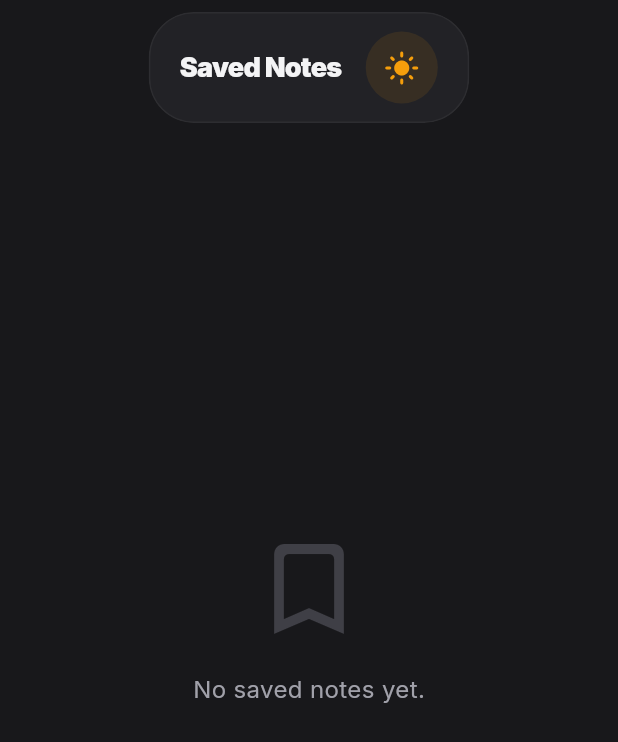
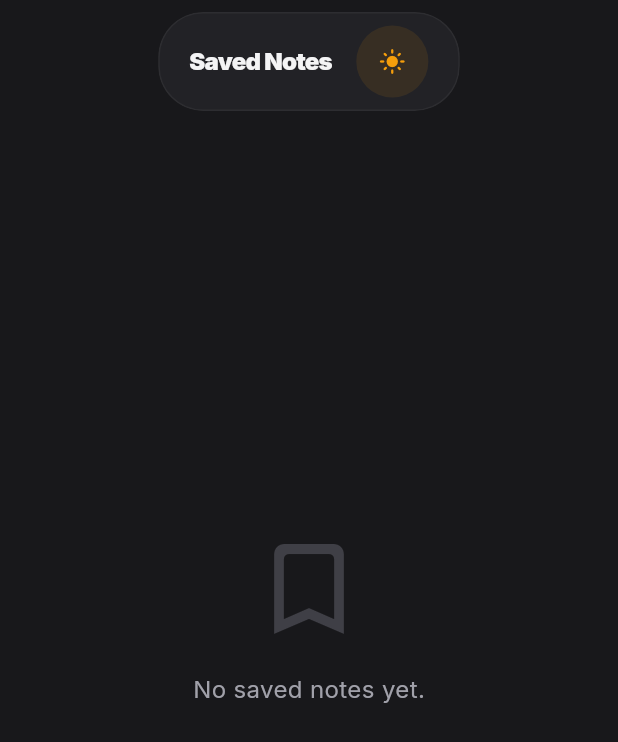
Before and after one commit to ArjunRajputGLA/Skill-Shift, a Flutter app: the FarreySavedScreen screen opened directly, after a tap on the "dark mode" icon, on a phone screen of 412 x 824 dp. Shown: the top 742 px of the screen. Run offline on Flutter 3.47's test engine with Material 3 defaults, Android fonts, the phone set to English and light mode, and no system bars; our stand-ins replace audioplayers, cloud_firestore, file_picker, firebase_auth, firebase_core, firebase_messaging and 9 more; missing offline and left inert: record, syncfusion_flutter_pdfviewer; accounts and stored records are empty.

Commit message:
Reduce vertical padding and shrink icons in Notes Ecosystem floating headers

```diff
--- a/lib/farrey/screens/farrey_home_screen.dart
+++ b/lib/farrey/screens/farrey_home_screen.dart
@@ -63,7 +63,7 @@ class _FarreyHomeScreenState extends State<FarreyHomeScreen> {
                   child: BackdropFilter(
                     filter: ImageFilter.blur(sigmaX: 15, sigmaY: 15),
                     child: Container(
-                      padding: const EdgeInsets.symmetric(horizontal: 20, vertical: 12),
+                      padding: const EdgeInsets.symmetric(horizontal: 20, vertical: 8),
                       decoration: BoxDecoration(
                         color: context.farreySurface.withValues(alpha: context.isDark ? 0.7 : 0.8),
                         borderRadius: BorderRadius.circular(30),
@@ -81,7 +81,7 @@ class _FarreyHomeScreenState extends State<FarreyHomeScreen> {
                             style: TextStyle(
                               color: context.farreyTextPrimary,
                               fontWeight: FontWeight.w900,
-                              fontSize: 18,
+                              fontSize: 16,
                               letterSpacing: -0.5,
                             ),
                           ),
@@ -95,12 +95,13 @@ class _FarreyHomeScreenState extends State<FarreyHomeScreen> {
                               icon: Icon(
                                 context.isDark ? Icons.light_mode_rounded : Icons.dark_mode_rounded,
                                 color: context.farreySecondary,
+                                size: 18,
                               ),
                               onPressed: () {
                                 context.read<ThemeProvider>().toggleTheme();
                               },
                               splashRadius: 20,
-                              constraints: const BoxConstraints(minWidth: 40, minHeight: 40),
+                              constraints: const BoxConstraints(minWidth: 32, minHeight: 32),
                               padding: EdgeInsets.zero,
                             ),
                           ),
@@ -111,10 +112,10 @@ class _FarreyHomeScreenState extends State<FarreyHomeScreen> {
                               color: context.farreyPrimary.withValues(alpha: 0.1),
                             ),
                             child: IconButton(
-                              icon: Icon(Icons.notifications_none_rounded, color: context.farreyPrimary),
+                              icon: Icon(Icons.notifications_none_rounded, color: context.farreyPrimary, size: 18),
                               onPressed: () {},
                               splashRadius: 20,
-                              constraints: const BoxConstraints(minWidth: 40, minHeight: 40),
+                              constraints: const BoxConstraints(minWidth: 32, minHeight: 32),
                               padding: EdgeInsets.zero,
                             ),
                           ),
--- a/lib/farrey/screens/farrey_saved_screen.dart
+++ b/lib/farrey/screens/farrey_saved_screen.dart
@@ -147,7 +147,7 @@ class FarreySavedScreen extends StatelessWidget {
                   child: BackdropFilter(
                     filter: ImageFilter.blur(sigmaX: 15, sigmaY: 15),
                     child: Container(
-                      padding: const EdgeInsets.symmetric(horizontal: 20, vertical: 12),
+                      padding: const EdgeInsets.symmetric(horizontal: 20, vertical: 8),
                       decoration: BoxDecoration(
                         color: context.farreySurface.withValues(alpha: context.isDark ? 0.7 : 0.8),
                         borderRadius: BorderRadius.circular(30),
@@ -165,7 +165,7 @@ class FarreySavedScreen extends StatelessWidget {
                             style: TextStyle(
                               color: context.farreyTextPrimary,
                               fontWeight: FontWeight.w900,
-                              fontSize: 18,
+                              fontSize: 16,
                               letterSpacing: -0.5,
                             ),
                           ),
@@ -179,12 +179,13 @@ class FarreySavedScreen extends StatelessWidget {
                               icon: Icon(
                                 context.isDark ? Icons.light_mode_rounded : Icons.dark_mode_rounded,
                                 color: context.farreySecondary,
+                                size: 18,
                               ),
                               onPressed: () {
                                 context.read<ThemeProvider>().toggleTheme();
                               },
                               splashRadius: 20,
-                              constraints: const BoxConstraints(minWidth: 40, minHeight: 40),
+                              constraints: const BoxConstraints(minWidth: 32, minHeight: 32),
                               padding: EdgeInsets.zero,
                             ),
                           ),
```
Also changed, not shown: lib/farrey/screens/farrey_explore_screen.dart (+8 -6 lines), lib/farrey/screens/farrey_profile_screen.dart (+6 -5 lines), lib/farrey/screens/farrey_upload_screen.dart (+4 -3 lines), lib/farrey/screens/note_preview_screen.dart (+13 -4 lines).
